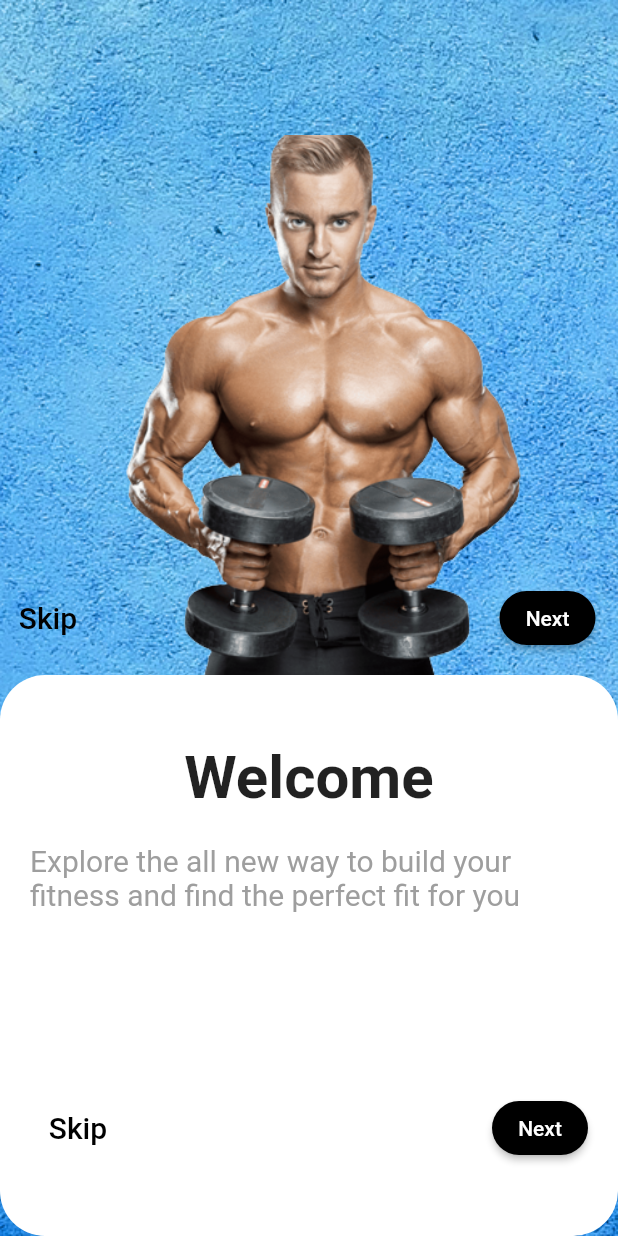
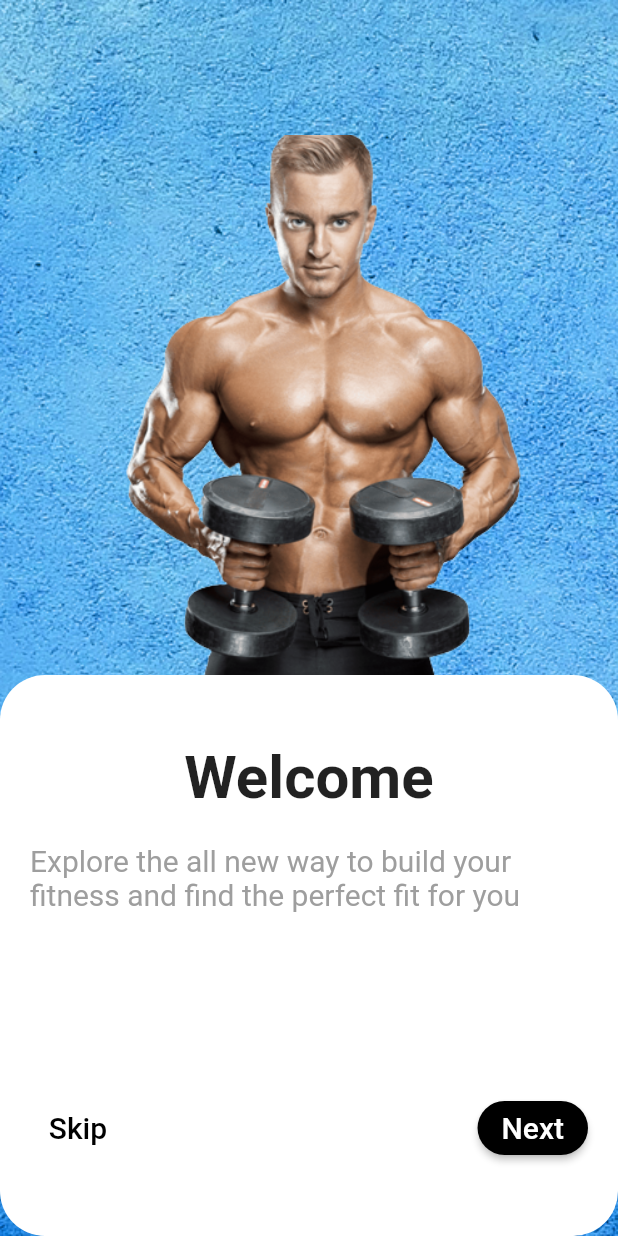
Before and after one commit to lionking0017/git_assignment_group_5, a Flutter app: the screen it shows after launch, on a phone screen of 412 x 824 dp. Run offline on Flutter 3.47's test engine with Material 2 defaults, Android fonts, the phone set to English and light mode, and no system bars.

Commit message:
Another update

```diff
--- a/lib/my_app.dart
+++ b/lib/my_app.dart
@@ -13,7 +13,7 @@ class MyApp extends StatelessWidget {
 
         primarySwatch: Colors.blue,
       ),
-      home: const MyHomePage(title: 'Flutter Demo Home Page'),
+      home: const MyHomePage(),
     );
   }
 }
--- a/lib/my_homepage.dart
+++ b/lib/my_homepage.dart
@@ -1,10 +1,8 @@
 import 'package:flutter/material.dart';
-import 'package:git_ass/secondpage.dart';
+import 'package:git_ass/second_page.dart';
 
 class MyHomePage extends StatefulWidget {
-  const MyHomePage({Key? key, required this.title}) : super(key: key);
-
-  final String title;
+  const MyHomePage({Key? key}) : super(key: key);
 
   @override
   State<MyHomePage> createState() => _MyHomePageState();
@@ -90,45 +88,47 @@ class _MyHomePageState extends State<MyHomePage> {
                               Navigator.push(
                                 context,
                                 MaterialPageRoute(
-                                    builder: (context) => SecondPage()),
+                                    builder: (context) => const SecondPage()),
                               );
                             },
-                            child: const Text('Next'),
+                            child: const Text('Next',
+                            style: TextStyle(fontSize: 20)),
                           ),
-                        )
+                        ),
                       ],
                     ),
                   ),
                 ]),
           ),
         ),
-        Container(
-          child: Row(
-            children: [
-              Container(
-                child: TextButton(
-                    onPressed: () {},
-                    child: const Text("Skip",
-                        style: TextStyle(fontSize: 20, color: Colors.black))),
-              ),
-              Expanded(child: Container()),
-              Container(
-                margin: const EdgeInsets.only(right: 15),
-                child: ElevatedButton(
-                  style: ElevatedButton.styleFrom(
-                    shape: RoundedRectangleBorder(
-                        borderRadius: BorderRadius.circular(500)),
-                    primary: Colors.black, // background
-                    onPrimary: Colors.white,
-                    // foreground
-                  ),
-                  onPressed: () {},
-                  child: const Text('Next'),
-                ),
-              )
-            ],
-          ),
-        ),
+        // Container(
+        //   child: Row(
+        //      children: [
+        //        Container(
+
+        //          child: TextButton(onPressed: () {}, child: const Text("Skip",
+        //          style: TextStyle(fontSize: 20, color: Colors.black))),
+        //        ),
+
+        //        Expanded(child: Container()),
+        //        Container(
+        //          margin: const EdgeInsets.only(right: 15),
+
+        //                 child: ElevatedButton(
+        //                   style: ElevatedButton.styleFrom(
+        //                     shape: RoundedRectangleBorder(
+        //                         borderRadius: BorderRadius.circular(500)),
+        //                     primary: Colors.black, // background
+        //                     onPrimary: Colors.white,
+        //                     // foreground
+        //                   ),
+        //                   onPressed: () {},
+        //                   child: const Text('Next'),
+        //                 ),
+        //               )
+        //      ],
+        //   ),
+        // ),
       ]),
     );
   }
--- a/lib/secondpage.dart
+++ b/lib/second_page.dart
@@ -2,7 +2,6 @@ import 'package:flutter/material.dart';
 
 class SecondPage extends StatefulWidget {
   const SecondPage({Key? key}) : super(key: key);
-
 
 
   @override
```
